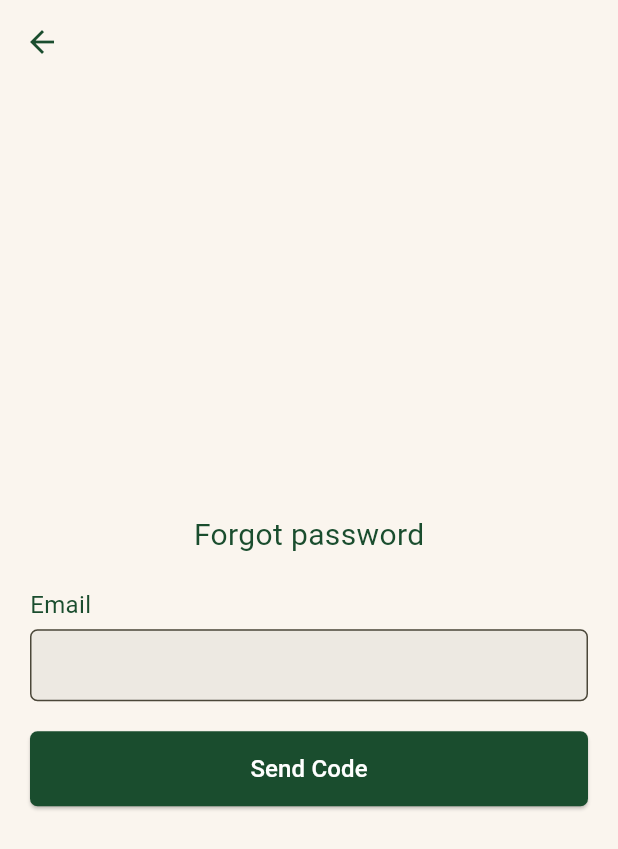
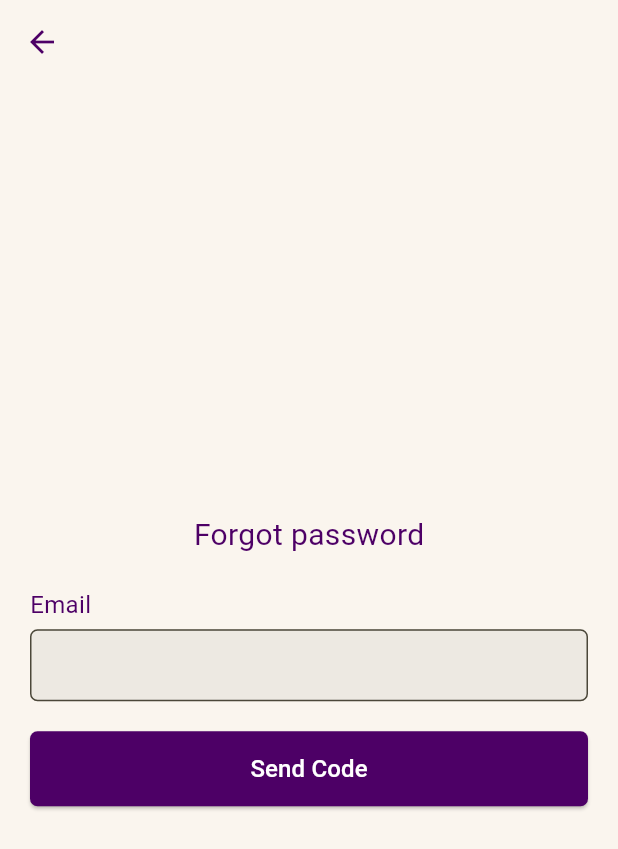
Before and after one commit to AzakarJewelry/Streaming-App-using-flutter, a Flutter app: the ForgotPasswordScreen screen opened directly, on a phone screen of 412 x 824 dp. Shown: the top 849 px of the screen. Run offline on Flutter 3.47's test engine with Material 3 defaults, Android fonts, the phone set to English and light mode, and no system bars; our stand-ins replace carousel_slider, chewie, cloud_firestore, firebase_auth, firebase_core, flutter_rating_bar and 6 more; missing offline and left inert: azakarstream; accounts and stored records are empty; network calls fail.

Commit message:
change all colors

```diff
--- a/lib/forgotpassword.dart
+++ b/lib/forgotpassword.dart
@@ -45,7 +45,7 @@ class _ForgotPasswordScreenState extends State<ForgotPasswordScreen> {
         backgroundColor: Colors.transparent,
         elevation: 0,
         leading: IconButton(
-          icon: const Icon(Icons.arrow_back, color: Color(0xFF1A4D2E)),
+          icon: const Icon(Icons.arrow_back, color: Color(0xFF4d0066)),
           onPressed: () {
             Navigator.pop(context);
           },
@@ -58,7 +58,7 @@ class _ForgotPasswordScreenState extends State<ForgotPasswordScreen> {
           children: [
             const Text(
               "Forgot password",
-              style: TextStyle(fontSize: 20, color: Color(0xFF1A4D2E)),
+              style: TextStyle(fontSize: 20, color: Color(0xFF4d0066)),
             ),
             const SizedBox(height: 20),
             Form(
@@ -68,7 +68,7 @@ class _ForgotPasswordScreenState extends State<ForgotPasswordScreen> {
                 children: [
                   const Text(
                     "Email",
-                    style: TextStyle(fontSize: 16, color: Color(0xFF1A4D2E)),
+                    style: TextStyle(fontSize: 16, color: Color(0xFF4d0066)),
                   ),
                   const SizedBox(height: 5),
                   TextFormField(
@@ -103,7 +103,7 @@ class _ForgotPasswordScreenState extends State<ForgotPasswordScreen> {
             ElevatedButton(
               onPressed: _sendResetEmail,
               style: ElevatedButton.styleFrom(
-                backgroundColor: const Color(0xFF1A4D2E),
+                backgroundColor: const Color(0xFF4d0066),
                 minimumSize: const Size(double.infinity, 50),
                 shape: RoundedRectangleBorder(
                   borderRadius: BorderRadius.circular(5),
--- a/lib/login.dart
+++ b/lib/login.dart
@@ -111,7 +111,7 @@ class _LoginScreenState extends State<LoginScreen> {
       body: Container(
         decoration: const BoxDecoration(
           gradient: LinearGradient(
-            colors: [Color(0xFFF5EFE6), Color(0xFFB9F2FF)],
+            colors: [Color(0xFFF5EFE6), Color.fromARGB(255, 255, 205, 242)],
             begin: Alignment.topLeft,
             end: Alignment.bottomRight,
           ),
@@ -133,9 +133,8 @@ class _LoginScreenState extends State<LoginScreen> {
                 // Updated DramaMania text with artistic font
                 Text(
                   'DramaMania',
-                  style: GoogleFonts.pacifico(
+                  style: GoogleFonts.publicSans(
                     fontSize: 32,
-                    fontWeight: FontWeight.bold,
                     color: const Color(0xFF4d0066),
                   ),
                 ),
```
Also changed, not shown: lib/main.dart (+4 -4 lines), lib/signup.dart (+21 -22 lines).
